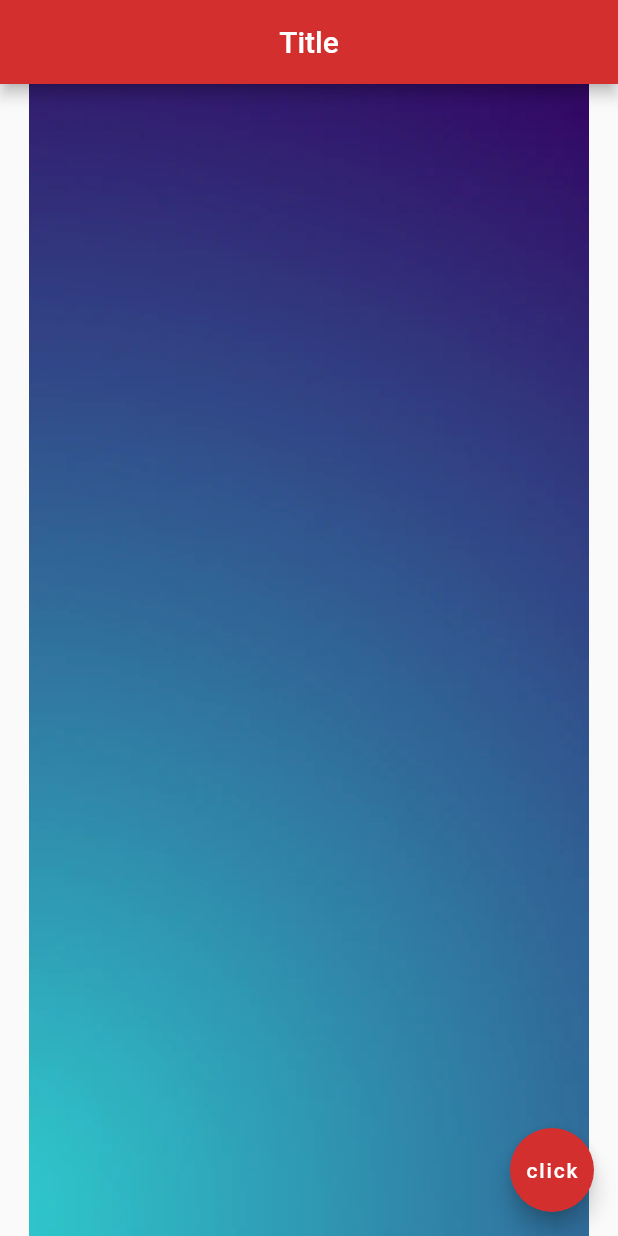
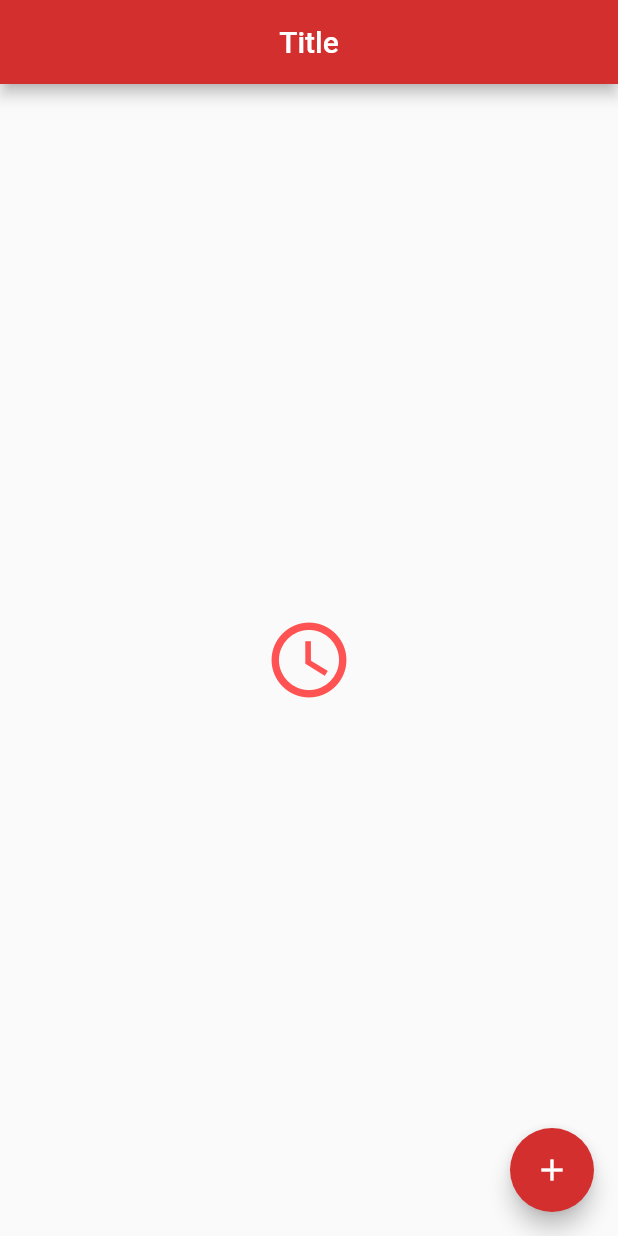
Before and after one commit to srtulon/flutter-projects, a Flutter app: the screen it shows after launch, on a phone screen of 412 x 824 dp. Run offline on Flutter 3.47's test engine with Material 2 defaults, Android fonts, the phone set to English and light mode, and no system bars.

Commit message:
Update main.dart

```diff
--- a/flutter_app/lib/main.dart
+++ b/flutter_app/lib/main.dart
@@ -17,11 +17,17 @@ class Home extends StatelessWidget {
         centerTitle: true,
       ),
       body: Center(
-        child:Image.asset('assets/image1.png')
+        child:Icon(
+          Icons.watch_later_outlined,
+          color: Colors.redAccent,
+          size: 60,
+        ),
       ),
       floatingActionButton: FloatingActionButton(
         onPressed: () {},
-        child: Text('click'),
+        child: Icon(
+          Icons.add,
+        ),
         backgroundColor: Colors.red[700],
       ),
     );
```
